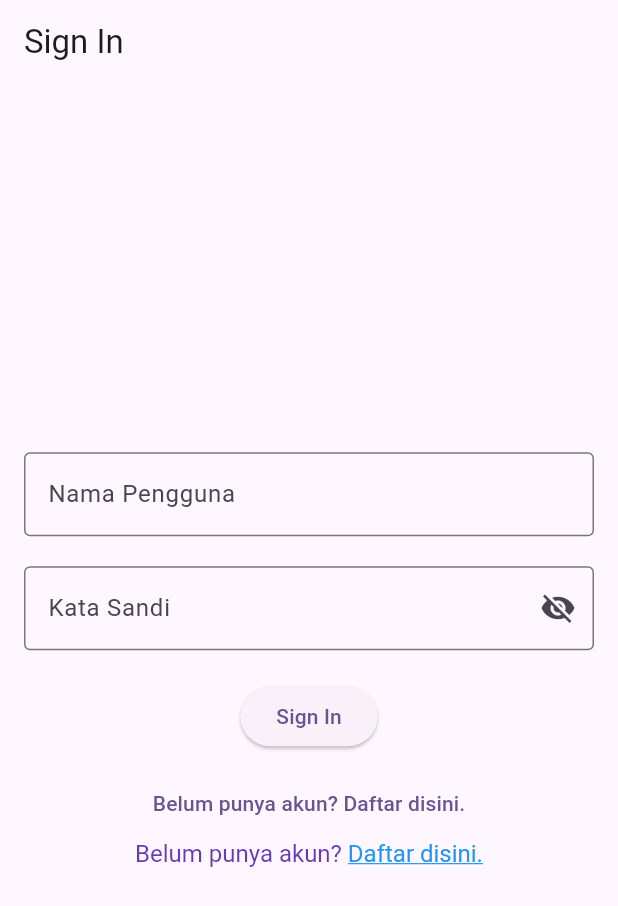
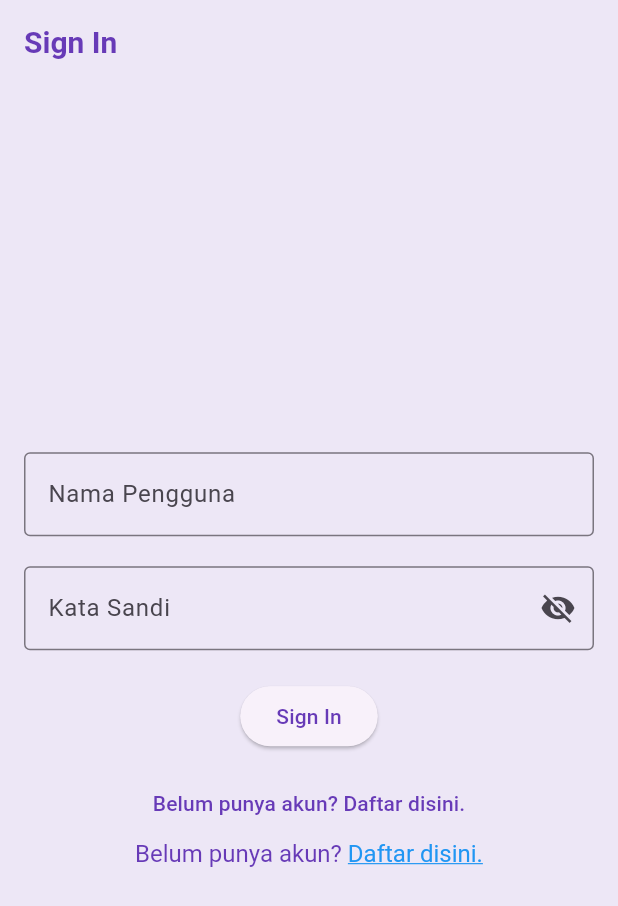
Before and after one commit to art-trnty/wisata_candi_RaraAnantaBunga, a Flutter app: the screen it shows after launch, on a phone screen of 412 x 824 dp. Shown: the top 906 px of the screen. Run offline on Flutter 3.47's test engine with Material 3 defaults, Android fonts, the phone set to English and light mode, and no system bars.

Commit message:
Update Files

```diff
--- a/wisata_candi/lib/main.dart
+++ b/wisata_candi/lib/main.dart
@@ -16,7 +16,18 @@ class MyApp extends StatelessWidget {
     return MaterialApp(
       title: 'Wisata Candi',
       theme: ThemeData(
-        colorScheme: ColorScheme.fromSeed(seedColor: Colors.deepPurple),
+        appBarTheme:  const AppBarTheme(
+          iconTheme: IconThemeData(color: Colors.deepPurple),
+          titleTextStyle: TextStyle(
+            color: Colors.deepPurple,
+            fontSize: 20,
+            fontWeight: FontWeight.bold,
+          ),
+        ),
+        colorScheme: ColorScheme.fromSeed(seedColor: Colors.deepPurple).copyWith(
+          primary: Colors.deepPurple,
+          surface: Colors.deepPurple[50],
+        ),
         useMaterial3: true,
       ),
       // home: ProfileScreen(),
--- a/wisata_candi/lib/screens/sign_in_screen.dart
+++ b/wisata_candi/lib/screens/sign_in_screen.dart
@@ -1,14 +1,22 @@
 import 'package:flutter/material.dart';
 
-class SignInScreen extends StatelessWidget {
+class SignInScreen extends StatefulWidget {
   SignInScreen({super.key});
 
+  @override
+  State<SignInScreen> createState() => _SignInScreenState();
+}
+
+class _SignInScreenState extends State<SignInScreen> {
   // TODO: 1. PDeklarasikan variabel
   final TextEditingController _usernameController = TextEditingController();
+
   final TextEditingController _passswordController = TextEditingController();
 
   String _errorText = '';
+
   bool _isSignedIn = false;
+
   bool _obscurePassword = true;
 
   @override
@@ -44,7 +52,11 @@ class SignInScreen extends StatelessWidget {
                         errorText: _errorText.isNotEmpty ? _errorText : null,
                         border: OutlineInputBorder(),
                         suffixIcon: IconButton(
-                          onPressed: () {},
+                          onPressed: () {
+                            setState(() {
+                              _obscurePassword = !_obscurePassword;
+                            });
+                          },
                           icon: Icon(
                             _obscurePassword ? Icons.visibility_off
                                 : Icons.visibility,
@@ -78,11 +90,12 @@ class SignInScreen extends StatelessWidget {
                           ],
                         ),
                     ),
-                ),
+                ],
+              ),
             ),
           ),
         ),
       ),
-      );
-    }
+    );
   }
+}
```
